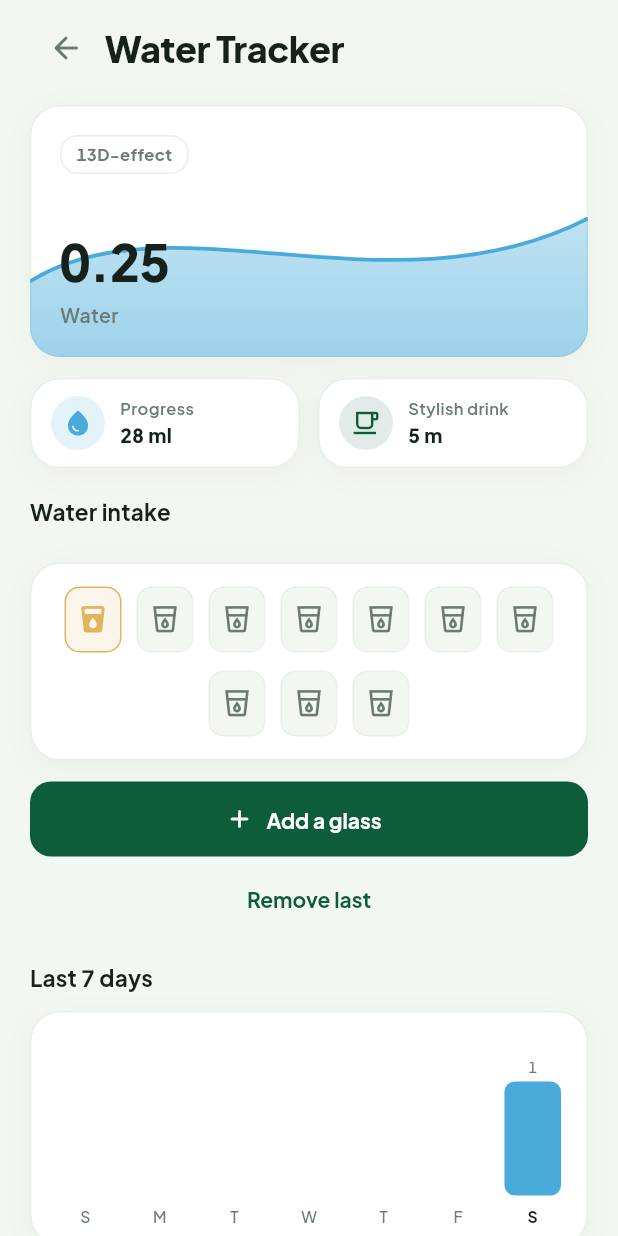
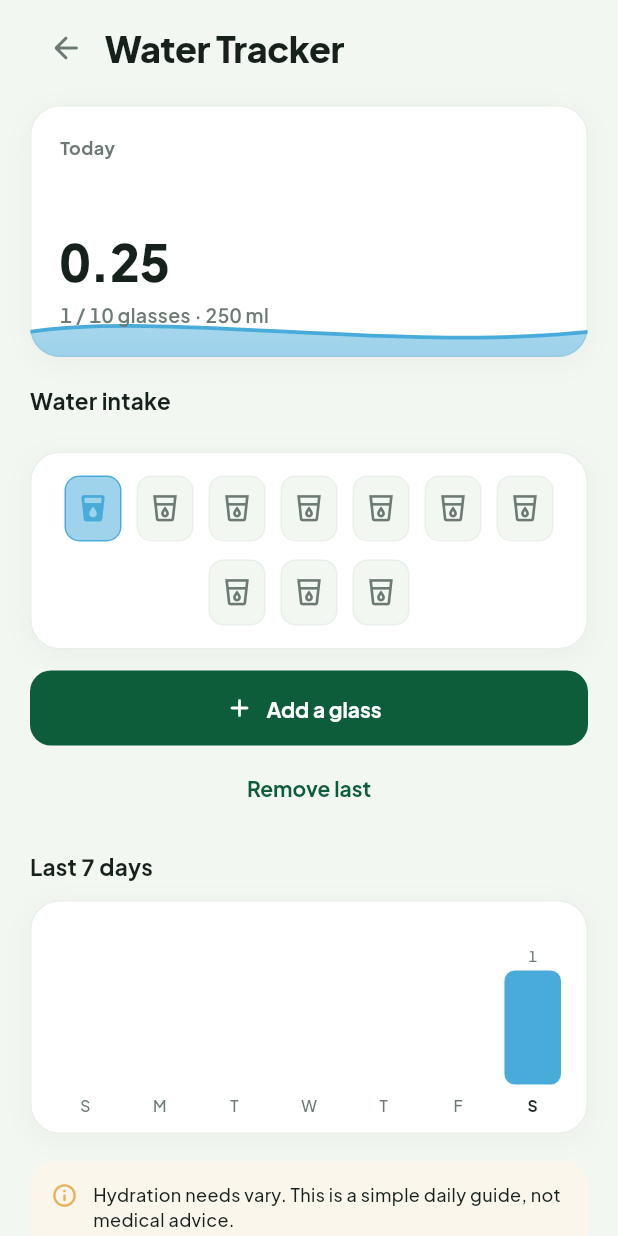
Before and after one commit to anshuldhiman-ai/Health-AI, a Flutter app: the WaterScreen screen opened by its route, after a tap on "Add a glass", on a phone screen of 412 x 824 dp. Run offline on Flutter 3.47's test engine with Material 3 defaults, Android fonts, the phone set to English and light mode, and no system bars; our stand-ins replace camera, fl_chart, flutter_riverpod, flutter_secure_storage, go_router, image_picker and 3 more; missing offline and left inert: flutter_litert; accounts and stored records are empty; project files that could hold a hidden picture were left out.

Commit message:
Animate water progress from logged glasses

```diff
--- a/app/lib/data/preferences/water_controller.dart
+++ b/app/lib/data/preferences/water_controller.dart
@@ -39,6 +39,7 @@ final waterTodayProvider = Provider<HydrationState>((ref) {
 });
 
 class WaterController extends Notifier<HydrationState> {
+  Future<void> _saveQueue = Future<void>.value();
   @override
   HydrationState build() =>
       ref.watch(initialWaterProvider).rollTo(DateTime.now());
@@ -53,12 +54,17 @@ class WaterController extends Notifier<HydrationState> {
     unawaited(_persist());
   }
 
-  Future<void> _persist() async {
-    try {
-      final prefs = await SharedPreferences.getInstance();
-      await prefs.setString(waterPrefsKey, jsonEncode(state.toJson()));
-    } catch (_) {
-      // Keep the in-session value.
-    }
+  Future<void> _persist() {
+    // Capture each state before queuing the write so rapid taps cannot
+    // let an older asynchronous preference write land last.
+    final payload = jsonEncode(state.toJson());
+    return _saveQueue = _saveQueue.then((_) async {
+      try {
+        final prefs = await SharedPreferences.getInstance();
+        await prefs.setString(waterPrefsKey, payload);
+      } catch (_) {
+        // Keep the in-session value.
+      }
+    });
   }
 }
--- a/app/lib/features/water/presentation/water_screen.dart
+++ b/app/lib/features/water/presentation/water_screen.dart
@@ -34,8 +34,6 @@ class WaterScreen extends ConsumerWidget {
             _Header(title: 'Water Tracker'),
             const SizedBox(height: 14),
             _WaterWaveHeroCard(water: water),
-            const SizedBox(height: 14),
-            _WaterQuickCards(notifier: notifier),
             const SizedBox(height: 18),
             GroupHeader(title: l10n.waterIntake),
             const SizedBox(height: 10),
@@ -113,24 +111,44 @@ class _GlassGrid extends StatelessWidget {
         runSpacing: 12,
         children: [
           for (var i = 0; i < HydrationState.goalGlasses; i++)
-            Container(
+            AnimatedContainer(
+              duration: const Duration(milliseconds: 360),
+              curve: Curves.easeOutCubic,
               width: 38,
               height: 44,
               decoration: BoxDecoration(
                 color: i < glasses
-                    ? colors.accentWash
+                    ? colors.water.withValues(alpha: 0.14)
                     : context.appColors.canvas,
                 borderRadius: BorderRadius.circular(10),
                 border: Border.all(
-                  color: i < glasses ? colors.accent : scheme.outlineVariant,
+                  color: i < glasses ? colors.water : scheme.outlineVariant,
                 ),
               ),
-              child: Icon(
-                i < glasses
-                    ? Icons.local_drink_rounded
-                    : Icons.local_drink_outlined,
-                size: 21,
-                color: i < glasses ? colors.accent : scheme.onSurfaceVariant,
+              child: ClipRRect(
+                borderRadius: BorderRadius.circular(9),
+                child: Stack(alignment: Alignment.center, children: [
+                  Positioned.fill(
+                    child: TweenAnimationBuilder<double>(
+                      tween: Tween<double>(end: i < glasses ? 1 : 0),
+                      duration: const Duration(milliseconds: 520),
+                      curve: Curves.easeOutCubic,
+                      builder: (context, fill, _) => Align(
+                        alignment: Alignment.bottomCenter,
+                        child: FractionallySizedBox(
+                          heightFactor: fill,
+                          widthFactor: 1,
+                          child: ColoredBox(color: colors.water.withValues(alpha: 0.45)),
+                        ),
+                      ),
+                    ),
+                  ),
+                  Icon(
+                    i < glasses ? Icons.local_drink_rounded : Icons.local_drink_outlined,
+                    size: 21,
+                    color: i < glasses ? colors.water : scheme.onSurfaceVariant,
+                  ),
+                ]),
               ),
             ),
         ],
@@ -249,7 +267,7 @@ class _NoteCard extends StatelessWidget {
   }
 }
 
-/// 13D-effect Wave Display Card from ui_design2.jpg Screen 10
+/// The water visual only fills in response to logged glasses.
 class _WaterWaveHeroCard extends StatelessWidget {
   const _WaterWaveHeroCard({required this.water});
 
@@ -268,10 +286,15 @@ class _WaterWaveHeroCard extends StatelessWidget {
           height: 168,
           child: Stack(
             children: [
-              // Blue Wave Gradient Graphic
+            if (water.glasses > 0)
               Positioned.fill(
-                child: CustomPaint(
-                  painter: _WaterWavePainter(),
+                child: TweenAnimationBuilder<double>(
+                  tween: Tween<double>(end: water.progress),
+                  duration: const Duration(milliseconds: 650),
+                  curve: Curves.easeOutCubic,
+                  builder: (context, progress, _) => CustomPaint(
+                    painter: _WaterWavePainter(progress: progress),
+                  ),
                 ),
               ),
               Padding(
@@ -279,22 +302,8 @@ class _WaterWaveHeroCard extends StatelessWidget {
                 child: Column(
                   crossAxisAlignment: CrossAxisAlignment.start,
                   children: [
-                    Container(
-                      padding: const EdgeInsets.symmetric(horizontal: 10, vertical: 4),
-                      decoration: BoxDecoration(
-                        color: scheme.surface.withValues(alpha: 0.9),
-                        borderRadius: BorderRadius.circular(12),
-                        border: Border.all(color: scheme.outlineVariant),
-                      ),
-                      child: Text(
-                        '13D-effect',
-                        style: AppTypography.caption.copyWith(
-                          color: scheme.onSurfaceVariant,
-                          fontWeight: FontWeight.w700,
-                          fontSize: 11,
-                        ),
-                      ),
-                    ),
+                    Text('Today', style: AppTypography.caption.copyWith(
+                      color: scheme.onSurfaceVariant, fontWeight: FontWeight.w700)),
                     const Spacer(),
                     Text(
                       displayAmount,
@@ -307,7 +316,7 @@ class _WaterWaveHeroCard extends StatelessWidget {
                       ),
                     ),
                     Text(
-                      'Water',
+                      '${water.glasses} / ${HydrationState.goalGlasses} glasses · ${water.glasses * HydrationState.mlPerGlass} ml',
                       style: AppTypography.caption.copyWith(
                         color: scheme.onSurfaceVariant,
                         fontSize: 13,
@@ -326,17 +335,22 @@ class _WaterWaveHeroCard extends StatelessWidget {
 }
 
 class _WaterWavePainter extends CustomPainter {
+  const _WaterWavePainter({required this.progress});
+
+  final double progress;
+
   @override
   void paint(Canvas canvas, Size size) {
+    final level = size.height * (1 - progress.clamp(0.0, 1.0));
     final path = Path();
-    path.moveTo(0, size.height * 0.7);
+    path.moveTo(0, level);
     path.cubicTo(
       size.width * 0.25,
-      size.height * 0.35,
+      level - size.height * 0.08,
       size.width * 0.65,
-      size.height * 0.85,
+      level + size.height * 0.08,
       size.width,
-      size.height * 0.45,
+      level,
     );
     path.lineTo(size.width, size.height);
     path.lineTo(0, size.height);
@@ -361,20 +375,20 @@ class _WaterWavePainter extends CustomPainter {
       ..strokeWidth = 2.5;
 
     final linePath = Path();
-    linePath.moveTo(0, size.height * 0.7);
+    linePath.moveTo(0, level);
     linePath.cubicTo(
       size.width * 0.25,
-      size.height * 0.35,
+      level - size.height * 0.08,
       size.width * 0.65,
-      size.height * 0.85,
+      level + size.height * 0.08,
       size.width,
-      size.height * 0.45,
+      level,
     );
     canvas.drawPath(linePath, linePaint);
   }
 
   @override
-  bool shouldRepaint(covariant CustomPainter oldDelegate) => false;
+  bool shouldRepaint(covariant _WaterWavePainter oldDelegate) => oldDelegate.progress != progress;
 }
 
 class _WaterQuickCards extends StatelessWidget {
```
